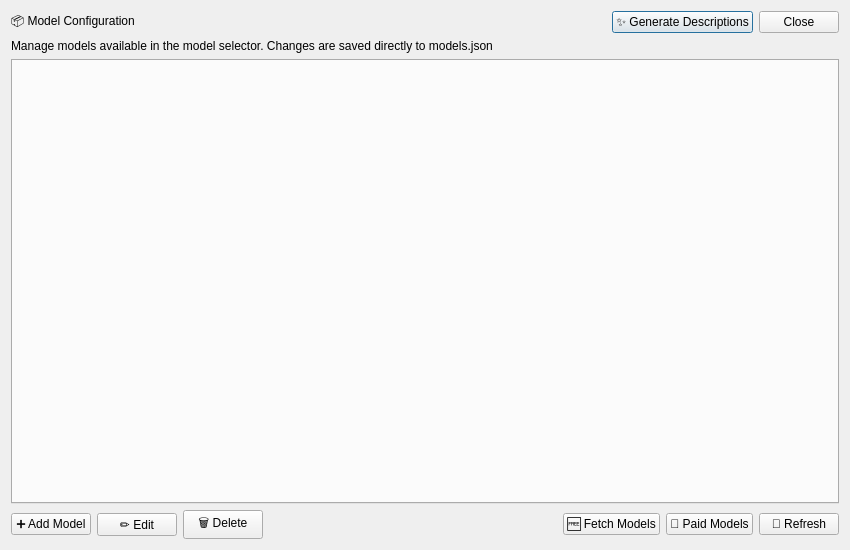
This is ui_designer/model_manager.ui in Arean82/llm_chat_app as Qt 5 draws it before an edit. The edited form follows.
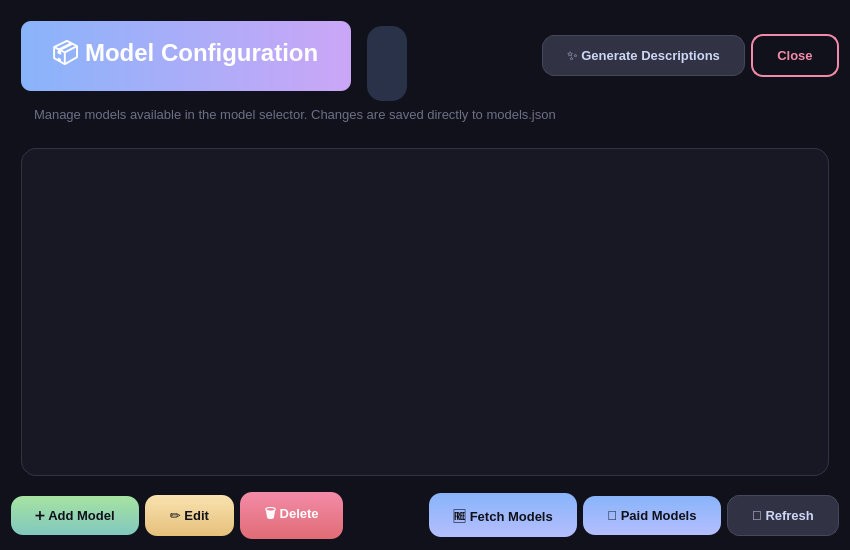
This is the edited form.

Commit message: feat: implement model management system with UI for browsing, editing, and syncing model configurations.

Patch:
```diff
--- a/ui_designer/model_manager.ui
+++ b/ui_designer/model_manager.ui
@@ -13,6 +13,144 @@
   <property name="windowTitle">
    <string>Model Manager</string>
   </property>
+  <property name="styleSheet">
+   <string>
+      QDialog {
+          background-color: #11111b;
+          color: #cdd6f4;
+      }
+      
+      QLabel#headerLabel {
+          font-size: 24px;
+          font-weight: bold;
+          color: #ffffff;
+          background: qlineargradient(x1:0, y1:0, x2:1, y2:0, stop:0 #89b4fa, stop:1 #cba6f7);
+          border-radius: 10px;
+          padding: 15px 25px;
+          margin: 10px;
+          min-height: 40px;
+      }
+      
+      QLabel#countLabel {
+          background: rgba(137, 180, 250, 0.2);
+          color: #89b4fa;
+          padding: 6px 16px;
+          border-radius: 15px;
+          font-weight: bold;
+          font-size: 13px;
+          margin-top: 15px;
+      }
+      
+      QLabel#infoLabel {
+          color: #6c7086;
+          font-size: 13px;
+          padding: 0 20px 10px 20px;
+      }
+      
+      QTabWidget::pane {
+          border: 1px solid #313244;
+          background-color: #181825;
+          border-radius: 15px;
+          margin: 10px;
+          padding: 5px;
+      }
+      
+      QTabBar {
+          background-color: transparent;
+          margin-left: 20px;
+      }
+      
+      QTabBar::tab {
+          background-color: #1e1e2e;
+          color: #a6adc8;
+          padding: 12px 25px;
+          border-top-left-radius: 12px;
+          border-top-right-radius: 12px;
+          margin-right: 4px;
+          font-weight: bold;
+          border: 1px solid #313244;
+          border-bottom: none;
+      }
+      
+      QTabBar::tab:selected {
+          background-color: #181825;
+          color: #89b4fa;
+          border-bottom: 3px solid #89b4fa;
+      }
+      
+      QTabBar::tab:hover:!selected {
+          background-color: #313244;
+          color: #f5e0dc;
+      }
+      
+      QTableWidget {
+          background-color: transparent;
+          alternate-background-color: #1e1e2e;
+          gridline-color: transparent;
+          color: #cdd6f4;
+          selection-background-color: rgba(137, 180, 250, 0.2);
+          selection-color: #89b4fa;
+          border: none;
+          padding: 10px;
+      }
+      
+      QHeaderView::section {
+          background-color: transparent;
+          color: #585b70;
+          padding: 10px;
+          border: none;
+          font-weight: bold;
+          font-size: 11px;
+          text-transform: uppercase;
+      }
+      
+      QPushButton {
+          background-color: #313244;
+          color: #cdd6f4;
+          border-radius: 12px;
+          padding: 12px 24px;
+          font-weight: bold;
+          font-size: 13px;
+          border: 1px solid #45475a;
+      }
+      
+      QPushButton:hover {
+          background-color: #45475a;
+          border: 1px solid #89b4fa;
+          color: #ffffff;
+      }
+      
+      QPushButton#add_btn {
+          background: qlineargradient(x1:0, y1:0, x2:0, y2:1, stop:0 #a6e3a1, stop:1 #81c8be);
+          color: #11111b;
+          border: none;
+      }
+      
+      QPushButton#delete_btn {
+          background: qlineargradient(x1:0, y1:0, x2:0, y2:1, stop:0 #f38ba8, stop:1 #e06c75);
+          color: #ffffff;
+          border: none;
+      }
+      
+      QPushButton#edit_btn {
+          background: qlineargradient(x1:0, y1:0, x2:0, y2:1, stop:0 #f9e2af, stop:1 #e5c07b);
+          color: #11111b;
+          border: none;
+      }
+      
+      QPushButton#fetch_free_btn, QPushButton#fetch_paid_btn {
+          background: qlineargradient(x1:0, y1:0, x2:0, y2:1, stop:0 #89b4fa, stop:1 #b4befe);
+          color: #11111b;
+          border: none;
+      }
+      
+      QPushButton#close_btn {
+          background: transparent;
+          color: #f38ba8;
+          border: 2px solid #f38ba8;
+      }
+   </string>
+  </property>
   <layout class="QVBoxLayout" name="verticalLayout">
    <item>
     <layout class="QHBoxLayout">
```
The commit also changes 3 other files.
